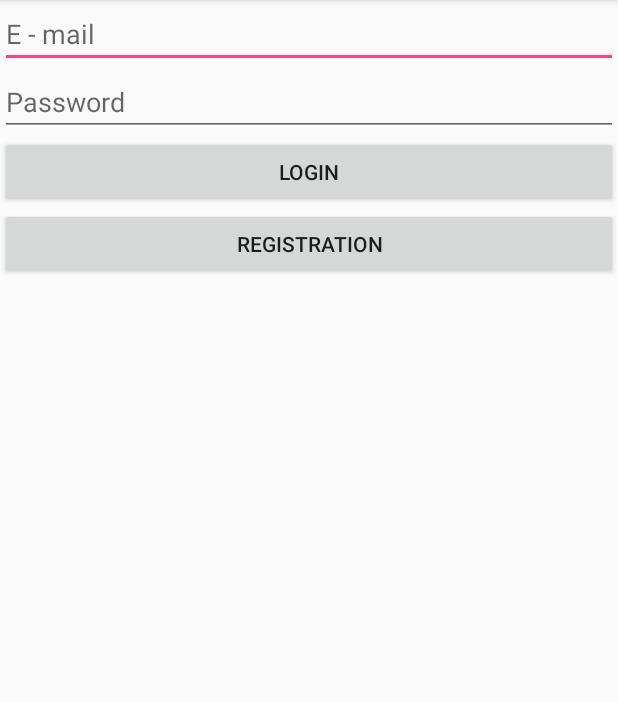
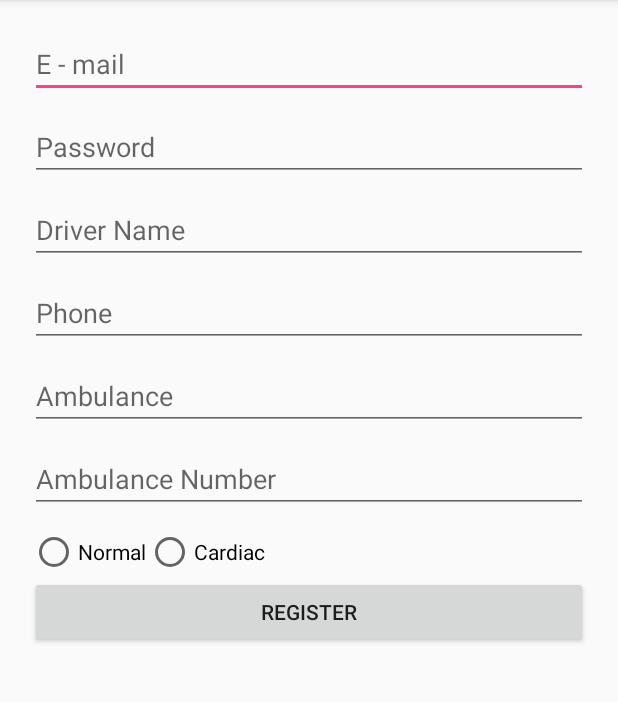
Before and after one commit to iionichi/GoldenHourResponse, an Android app: the DriverLoginActivity screen opened directly, with no data from a screen before it, after a tap on "REGISTRATION", on a phone screen of 412 x 824 dp, the part 84-786 px from its top. Run offline under Robolectric (Android 15) with nearby library versions, the phone set to English and light mode, and no system bars; our stand-ins replace Firebase (no records; nobody signed in at launch, a user with empty details on screens opened directly); 1 statement that could not run was skipped.

Commit message:
Driver Registration Modify with a minor Radio button bug.

```diff
--- a/app/src/main/java/com/example/acer/goldenhour/DriverLoginActivity.java
+++ b/app/src/main/java/com/example/acer/goldenhour/DriverLoginActivity.java
@@ -59,25 +59,31 @@ public class DriverLoginActivity extends AppCompatActivity {
         mRegistration.setOnClickListener(new View.OnClickListener() {
             @Override
             public void onClick(View view) {
-                final String email = mEmail.getText().toString();
-                final String password = mPassword.getText().toString();
-                if (TextUtils.isEmpty(email) || TextUtils.isEmpty(password)) {
-                    Toast.makeText(DriverLoginActivity.this, "Please Fill All The Fields", Toast.LENGTH_SHORT).show();
-                } else {
-                    mAuth.createUserWithEmailAndPassword(email, password).addOnCompleteListener(DriverLoginActivity.this, new OnCompleteListener<AuthResult>() {
-                        @Override
-                        public void onComplete(@NonNull Task<AuthResult> task) {
-                            if (!task.isSuccessful()) {
-                                Toast.makeText(DriverLoginActivity.this, "Sign Up Error", Toast.LENGTH_SHORT).show();
-                            } else {
-                                String userId = mAuth.getCurrentUser().getUid();
-                                DatabaseReference currentUserDB = FirebaseDatabase.getInstance().getReference().child("Users").child("Drivers").child(userId).child("name");
-                                currentUserDB.setValue(email);
-                                addAmbulanceLogin(userId);//Adding Ambulance Login
-                            }
-                        }
-                    });
-                }
+
+
+                Intent intent = new Intent(DriverLoginActivity.this, DriverRegisterActivity.class);
+                startActivity(intent);
+                finish();
+                return;
+//                final String email = mEmail.getText().toString();
+//                final String password = mPassword.getText().toString();
+//                if (TextUtils.isEmpty(email) || TextUtils.isEmpty(password)) {
+//                    Toast.makeText(DriverLoginActivity.this, "Please Fill All The Fields", Toast.LENGTH_SHORT).show();
+//                } else {
+//                    mAuth.createUserWithEmailAndPassword(email, password).addOnCompleteListener(DriverLoginActivity.this, new OnCompleteListener<AuthResult>() {
+//                        @Override
+//                        public void onComplete(@NonNull Task<AuthResult> task) {
+//                            if (!task.isSuccessful()) {
+//                                Toast.makeText(DriverLoginActivity.this, "Sign Up Error", Toast.LENGTH_SHORT).show();
+//                            } else {
+//                                String userId = mAuth.getCurrentUser().getUid();
+//                                DatabaseReference currentUserDB = FirebaseDatabase.getInstance().getReference().child("Users").child("Drivers").child(userId).child("name");
+//                                currentUserDB.setValue(email);
+//                                addAmbulanceLogin(userId);//Adding Ambulance Login
+//                            }
+//                        }
+//                    });
+//                }
             }
         });
 
--- /dev/null
+++ b/app/src/main/java/com/example/acer/goldenhour/DriverRegisterActivity.java
@@ -0,0 +1,147 @@
+package com.example.acer.goldenhour;
+
+import android.content.Intent;
+import android.provider.Settings;
+import android.support.annotation.NonNull;
+import android.support.v7.app.AppCompatActivity;
+import android.os.Bundle;
+import android.text.TextUtils;
+import android.view.View;
+import android.widget.Button;
+import android.widget.EditText;
+import android.widget.RadioButton;
+import android.widget.RadioGroup;
+import android.widget.Toast;
+
+import com.google.android.gms.tasks.OnCompleteListener;
+import com.google.android.gms.tasks.Task;
+import com.google.firebase.auth.AuthResult;
+import com.google.firebase.auth.FirebaseAuth;
+import com.google.firebase.auth.FirebaseUser;
+import com.google.firebase.database.DatabaseReference;
+import com.google.firebase.database.FirebaseDatabase;
+
+import org.w3c.dom.Text;
+
+import java.util.HashMap;
+import java.util.Map;
+
+
+public class DriverRegisterActivity extends AppCompatActivity {
+    private EditText mEmail,mPassword,mNameField, mPhoneField, mAmbulanceField, mAmbulanceNumberField;
+    private Button mRegistration;
+
+    private FirebaseAuth mAuth;
+
+    private FirebaseAuth.AuthStateListener firebaseAuthListener;
+    private String mName;
+    private String mPhone;
+    private String mAmbulance;
+    private String mAmbulanceNumber;
+    private String mService;
+    private RadioGroup mRadioGroup;
+
+    @Override
+    protected void onCreate(Bundle savedInstanceState) {
+        super.onCreate(savedInstanceState);
+        setContentView(R.layout.activity_driver_register);
+
+        mAuth = FirebaseAuth.getInstance();
+
+        firebaseAuthListener = new FirebaseAuth.AuthStateListener() {
+            @Override
+            public void onAuthStateChanged(@NonNull FirebaseAuth firebaseAuth) {
+                FirebaseUser user = FirebaseAuth.getInstance().getCurrentUser();
+                if(user != null){
+                    Intent intent = new Intent(DriverRegisterActivity.this,DriverMapActivity.class);
+                    startActivity(intent);
+                    finish();
+                    return;
+                }
+            }
+        };
+
+        mEmail = (EditText) findViewById(R.id.email);
+        mPassword = (EditText) findViewById(R.id.password);
+        mNameField = (EditText) findViewById(R.id.name);
+        mPhoneField = (EditText) findViewById(R.id.phone);
+        mAmbulanceField = (EditText) findViewById(R.id.ambulance);
+        mAmbulanceNumberField = (EditText) findViewById(R.id.ambulance_number);
+
+        mRadioGroup = (RadioGroup) findViewById(R.id.radioGroup);
+
+
+
+        mRegistration = (Button) findViewById(R.id.registration);
+
+
+        mRegistration.setOnClickListener(new View.OnClickListener() {
+            @Override
+            public void onClick(View v) {
+                final String email = mEmail.getText().toString();
+                final String password = mPassword.getText().toString();
+                mName = mNameField.getText().toString();
+                mPhone = mPhoneField.getText().toString();
+                mAmbulance = mAmbulanceField.getText().toString();
+                mAmbulanceNumber = mAmbulanceNumberField.getText().toString();
+
+                int selectId = mRadioGroup.getCheckedRadioButtonId();
+
+                final RadioButton radioButton = (RadioButton)  findViewById(selectId);
+
+
+                if(radioButton.getText() == null){
+                    return;
+                }
+
+                mService = radioButton.getText().toString();
+
+
+                if (TextUtils.isEmpty(email) || TextUtils.isEmpty(password) || TextUtils.isEmpty(mName) || TextUtils.isEmpty(mPhone) || TextUtils.isEmpty(mAmbulance) || TextUtils.isEmpty(mAmbulanceNumber)) {
+                    Toast.makeText(DriverRegisterActivity.this, "Please Fill All The Fields", Toast.LENGTH_SHORT).show();
+                } else {
+                    mAuth.createUserWithEmailAndPassword(email, password).addOnCompleteListener(DriverRegisterActivity.this, new OnCompleteListener<AuthResult>() {
+                        @Override
+                        public void onComplete(@NonNull Task<AuthResult> task) {
+                            if (!task.isSuccessful()) {
+                                Toast.makeText(DriverRegisterActivity.this, "Sign Up Error", Toast.LENGTH_SHORT).show();
+                            } else {
+                                String userId = mAuth.getCurrentUser().getUid();
+//                                DatabaseReference currentUserDB = FirebaseDatabase.getInstance().getReference().child("Users").child("Drivers").child(userId).child("name");
+//                                currentUserDB.setValue(email);
+
+                                addAmbulanceLogin(userId);//Adding Ambulance Login
+
+
+                               DatabaseReference  mDriverDatabase = FirebaseDatabase.getInstance().getReference().child("Users").child("Drivers").child(userId);
+                                Map userInfo = new HashMap();
+                                userInfo.put("name", mName);
+                                userInfo.put("phone", mPhone);
+                                userInfo.put("ambulance", mAmbulance);
+                                userInfo.put("service", mService);
+                                userInfo.put("ambulanceNumber", mAmbulanceNumber);
+                                mDriverDatabase.updateChildren(userInfo);
+
+                                finish();
+
+                            }
+                        }
+                    });
+                }
+
+            }
+        });
+
+    }
+
+    private void addAmbulanceLogin(String userId){
+        String deviceId = Settings.Secure.getString(getApplicationContext().getContentResolver(),Settings.Secure.ANDROID_ID);
+        DatabaseReference device = FirebaseDatabase.getInstance().getReference().child("LoggedIn").child(deviceId);
+        Map userInfo = new HashMap();
+        userInfo.put("Type","Drivers");
+        userInfo.put("Id",userId);
+        device.updateChildren(userInfo);
+    }
+
+
+}
--- /dev/null
+++ b/app/src/main/res/layout/activity_driver_register.xml
@@ -0,0 +1,86 @@
+<?xml version="1.0" encoding="utf-8"?>
+<LinearLayout xmlns:android="http://schemas.android.com/apk/res/android"
+    xmlns:app="http://schemas.android.com/apk/res-auto"
+    xmlns:tools="http://schemas.android.com/tools"
+    android:layout_width="match_parent"
+    android:layout_height="match_parent"
+    tools:context="com.example.acer.goldenhour.CustomerSettingsActivity"
+    android:orientation="vertical"
+    android:padding="20sp">
+
+
+    <EditText
+        android:layout_width="match_parent"
+        android:layout_height="wrap_content"
+        android:layout_marginBottom="10sp"
+        android:hint="E - mail"
+        android:id="@+id/email"/>
+    <EditText
+        android:layout_width="match_parent"
+        android:layout_height="wrap_content"
+        android:layout_marginBottom="10sp"
+        android:hint="Password"
+        android:id="@+id/password"/>
+
+    <EditText
+        android:id="@+id/name"
+        android:layout_width="match_parent"
+        android:layout_height="wrap_content"
+
+        android:hint="Driver Name"
+        android:layout_marginBottom="10sp"
+        android:inputType="text" />
+
+    <EditText
+        android:id="@+id/phone"
+        android:layout_width="match_parent"
+        android:layout_height="wrap_content"
+
+        android:hint="Phone"
+        android:layout_marginBottom="10sp"
+        android:inputType="number" />
+
+    <EditText
+        android:id="@+id/ambulance"
+        android:layout_width="match_parent"
+        android:layout_height="wrap_content"
+
+        android:hint="Ambulance"
+        android:layout_marginBottom="10sp"
+        android:inputType="text" />
+
+    <EditText
+        android:id="@+id/ambulance_number"
+        android:layout_width="match_parent"
+        android:layout_height="wrap_content"
+
+        android:hint="Ambulance Number"
+        android:layout_marginBottom="10sp" />
+
+    <RadioGroup
+        android:layout_width="match_parent"
+        android:layout_height="wrap_content"
+        android:id="@+id/radioGroup"
+        android:orientation="horizontal">
+
+        <RadioButton
+            android:layout_width="wrap_content"
+            android:layout_height="wrap_content"
+            android:text="Normal"
+            android:id="@+id/normalAmbulance"/>
+
+        <RadioButton
+            android:layout_width="wrap_content"
+            android:layout_height="wrap_content"
+            android:text="Cardiac"
+            android:id="@+id/cardiacAmbulance"/>
+
+    </RadioGroup>
+
+    <Button
+        android:id="@+id/registration"
+        android:layout_width="match_parent"
+        android:layout_height="wrap_content"
+        android:text="Register" />
+
+</LinearLayout>
```
Also changed, not shown: app/src/main/AndroidManifest.xml (+8 -7 lines).
